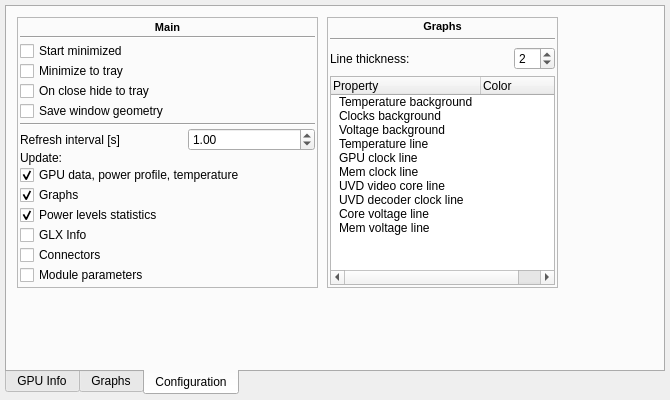
First picture: the form in radeon-profile/radeon_profile.ui, repository marazmista/radeon-profile, before the edit.
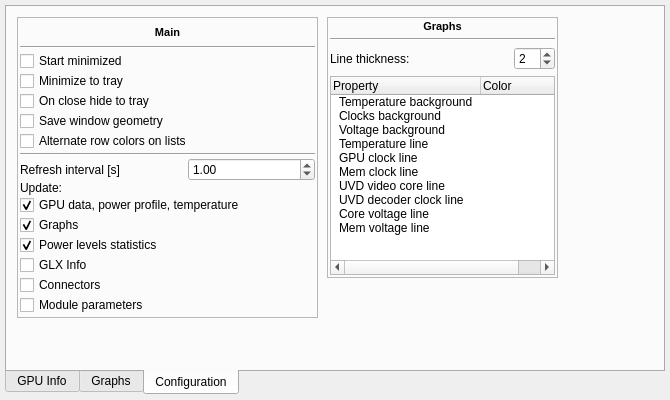
Second picture: the form after the edit. The open tabs and pages were chosen to show the change. Icons and pictures are not drawn. Custom widgets are drawn as their Qt base class.

Commit message: fglrx fixes, added alternate row colors in config

Diff of the .ui file:
```diff
--- a/radeon-profile/radeon_profile.ui
+++ b/radeon-profile/radeon_profile.ui
@@ -855,7 +855,7 @@
           <x>10</x>
           <y>10</y>
           <width>301</width>
-          <height>271</height>
+          <height>301</height>
          </rect>
         </property>
         <property name="frameShape">
@@ -946,6 +946,13 @@
              </property>
             </widget>
            </item>
+           <item>
+            <widget class="QCheckBox" name="cb_alternateRow">
+             <property name="text">
+              <string>Alternate row colors on lists</string>
+             </property>
+            </widget>
+           </item>
           </layout>
          </item>
          <item>
@@ -1110,7 +1117,7 @@
           <x>320</x>
           <y>10</y>
           <width>231</width>
-          <height>271</height>
+          <height>261</height>
          </rect>
         </property>
         <property name="frameShape">
```
Left out of the diff: 2 changed lines with no effect on the pictures. The commit also changes 7 other files.
